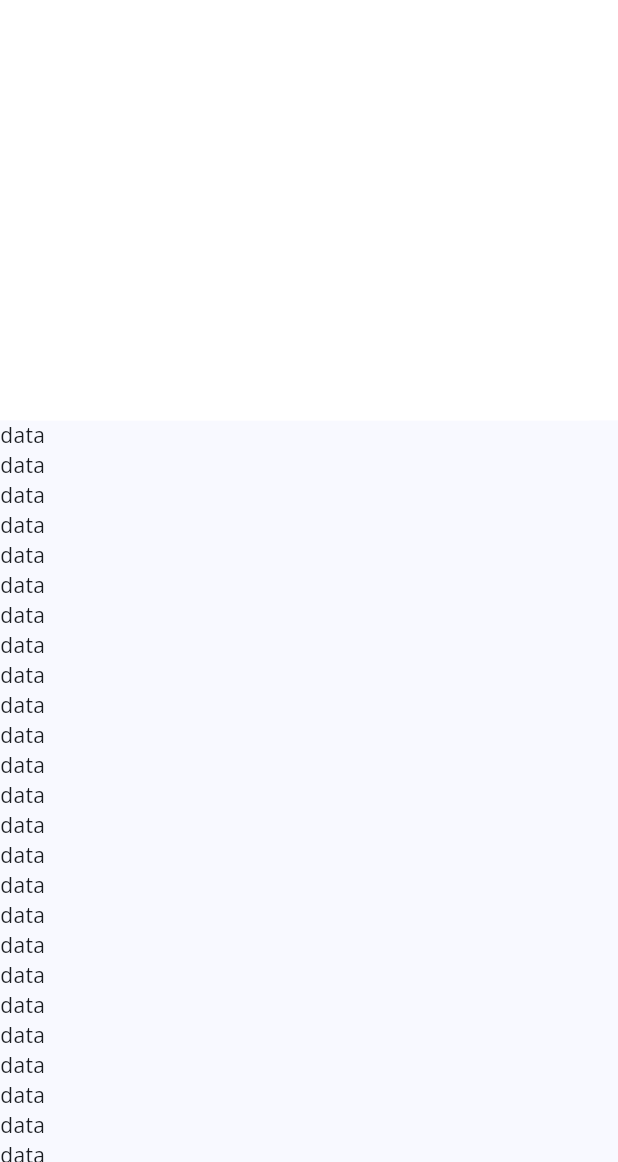
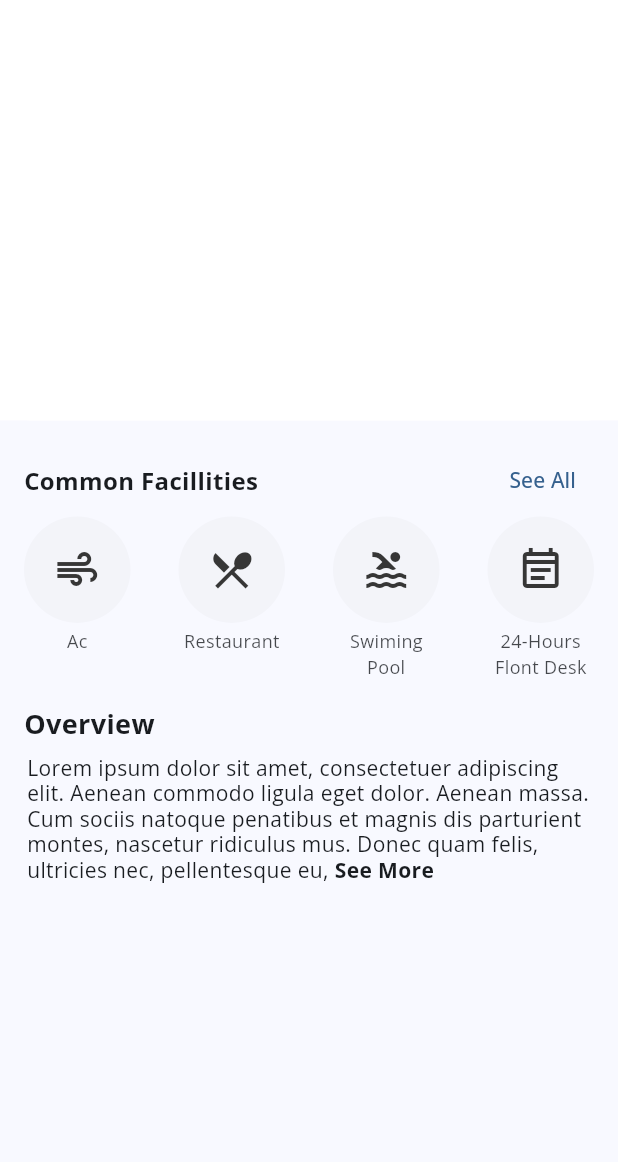
Before and after one commit to RithyDev/hotel-demo, a Flutter app: the HotelPageDetail screen opened by its route, on a phone screen of 412 x 824 dp, the part 74-1236 px from its top. Run offline on Flutter 3.47's test engine with Material 3 defaults, Android fonts, the phone set to English and light mode, and no system bars; drawn by our look-alikes of flutter_animate, flutter_html; our stand-ins replace flutter_otp_text_field, flutter_svg, get_it, hive; accounts and stored records are empty; network calls fail.

Commit message:
--update 17 / April / 2024

```diff
--- a/lib/feature/home/hotel/detail/hotel_page_detail.dart
+++ b/lib/feature/home/hotel/detail/hotel_page_detail.dart
@@ -1,6 +1,9 @@
+import 'package:flutter/cupertino.dart';
 import 'package:flutter/material.dart';
 import 'package:flutter/widgets.dart';
 import 'package:flutter_animate/flutter_animate.dart';
+import 'package:hotel_app/feature/home/hotel/detail/item_common_facilities.dart';
+import 'package:hotel_app/feature/home/hotel/detail/item_hotel_overview.dart';
 import 'package:hotel_app/feature/home/hotel/model/hotel_model.dart';
 
 class HotelPageDetail extends StatefulWidget {
@@ -16,6 +19,7 @@ class _HotelPageDetailState extends State<HotelPageDetail> {
   Color get actionColor => isAppbarCollapsed ? Colors.black : Colors.white;
   bool isAppbarCollapsed = false;
   int selectedSliderPage = 0;
+  double expandedHeight = 0;
 
   @override
   void initState() {
@@ -23,7 +27,7 @@ class _HotelPageDetailState extends State<HotelPageDetail> {
 
     _scrollController.addListener(() {
       var isCollaped = _scrollController.hasClients &&
-          _scrollController.offset > (200 - kToolbarHeight);
+          _scrollController.offset > (expandedHeight - kToolbarHeight);
       if (isCollaped != isAppbarCollapsed) {
         setState(() {
           isAppbarCollapsed = isCollaped;
@@ -53,24 +57,32 @@ class _HotelPageDetailState extends State<HotelPageDetail> {
   Widget _renderMainScrollView(BuildContext context) {
     return CustomScrollView(
       controller: _scrollController,
-      slivers: [
-        _renderAppbar(context),
-        SliverList(
-            delegate: SliverChildBuilderDelegate(
-          childCount: 100,
-          (context, index) => Text('data'),
-        ))
-      ],
+      slivers: [_renderAppbar(context),
+      _renderCommonFacillitiesInfo(),
+      SliverToBoxAdapter(
+        child: HotelOverview(),
+      )],
     );
   }
 
-  Widget _renderAppbar(BuildContext context) {
+  Widget _renderCommonFacillitiesInfo() {
+    return const SliverToBoxAdapter(
+      child: HotelCommonFacilities(),
+    );
+  }
+
+
+
+  Widget _renderAppbar(
+    BuildContext context,
+  ) {
     var size = MediaQuery.of(context).size;
     var r = const Radius.circular(20);
+    expandedHeight = size.width * 0.8;
     return SliverAppBar(
       pinned: true,
-      toolbarHeight: 70,
-      expandedHeight: size.width * 0.8,
+      toolbarHeight: 56,
+      expandedHeight: expandedHeight,
       automaticallyImplyLeading: false,
       backgroundColor: Colors.white,
       forceMaterialTransparency: false,
@@ -78,9 +90,8 @@ class _HotelPageDetailState extends State<HotelPageDetail> {
       flexibleSpace: Container(
         clipBehavior: Clip.antiAlias,
         decoration: BoxDecoration(
-          color: Colors.white,
-          borderRadius: BorderRadius.only(bottomLeft: r, bottomRight: r)
-        ),
+            color: Colors.white,
+            borderRadius: BorderRadius.only(bottomLeft: r, bottomRight: r)),
         child: FlexibleSpaceBar(
           collapseMode: CollapseMode.pin,
           background: Stack(
@@ -111,7 +122,7 @@ class _HotelPageDetailState extends State<HotelPageDetail> {
     return Text(
       'Detail Hotel',
       style: _appbarTextStyle.copyWith(
-          fontWeight: FontWeight.bold, fontSize: 20, color: actionColor),
+          fontWeight: FontWeight.bold, fontSize: 16, color: actionColor),
     );
   }
 
@@ -150,7 +161,7 @@ class _HotelPageDetailState extends State<HotelPageDetail> {
             _renderSlideIndicator(),
             Text(model?.name ?? '',
                 style: _appbarTextStyle.copyWith(
-                    fontSize: 20, fontWeight: FontWeight.bold)),
+                    fontSize: 18, fontWeight: FontWeight.bold)),
             const SizedBox(height: 4),
             Row(
               children: [
@@ -162,7 +173,7 @@ class _HotelPageDetailState extends State<HotelPageDetail> {
                     maxLines: 2,
                     overflow: TextOverflow.ellipsis,
                     style: _appbarTextStyle.copyWith(
-                        fontSize: 16, fontWeight: FontWeight.w600)),
+                        fontSize: 14, fontWeight: FontWeight.w600)),
               ],
             )
           ],
@@ -183,17 +194,18 @@ class _HotelPageDetailState extends State<HotelPageDetail> {
 
   Widget _pageIndicator(int index) {
     var isSelected = index == selectedSliderPage;
-    return AnimatedScale(
-        scale: isSelected ? 1 : 0.8,
+
+    return Padding(
+      padding: const EdgeInsets.symmetric(horizontal: 2),
+      child: AnimatedContainer(
+        width: isSelected ? 24 : 6,
+        height: 6,
+        decoration: BoxDecoration(
+            color: Colors.white.withOpacity(isSelected ? 1 : 0.4),
+            borderRadius: BorderRadius.circular(6)),
         duration: const Duration(milliseconds: 240),
-        child: Padding(
-          padding: const EdgeInsets.symmetric(horizontal: 2),
-          child: Icon(
-            Icons.circle,
-            size: 14,
-            color: Colors.white.withOpacity(isSelected ? 1 : 0.4),
-          ),
-        ));
+      ),
+    );
   }
 
   Widget _renderImageSliderBox() {
--- /dev/null
+++ b/lib/feature/home/hotel/detail/item_common_facilities.dart
@@ -0,0 +1,89 @@
+import 'package:flutter/material.dart';
+import 'package:hotel_app/widget/common_widget.dart';
+
+class HotelCommonFacilities extends StatelessWidget {
+  const HotelCommonFacilities({super.key});
+
+  @override
+  Widget build(BuildContext context) {
+    return Padding(
+      padding: const EdgeInsets.all(16),
+      child: Column(
+        crossAxisAlignment: CrossAxisAlignment.stretch,
+        children: [_renderActions(), _renderListInfo(context)],
+      ),
+    );
+  }
+
+  Widget _renderListInfo(BuildContext context) {
+    return Row(
+      mainAxisAlignment: MainAxisAlignment.spaceBetween,
+      children: [
+        _renderFacilitiesInfo(context, icon: Icons.air_outlined, title: 'Ac\n'),
+        _renderFacilitiesInfo(context,
+            icon: Icons.restaurant_menu_outlined, title: 'Restaurant\n'),
+        _renderFacilitiesInfo(context,
+            icon: Icons.pool_outlined, title: 'Swiming\nPool'),
+        _renderFacilitiesInfo(context,
+            icon: Icons.event_note_outlined, title: '24-Hours\nFlont Desk')
+      ],
+    );
+  }
+
+  Widget _renderActions() {
+    return Row(
+      mainAxisAlignment: MainAxisAlignment.spaceBetween,
+      children: [
+        _renderTitle(),
+        TextButton(onPressed: () {}, child: const Text('See All')),
+      ],
+    );
+  }
+
+  Text _renderTitle() {
+    return const Text(
+      'Common Facillities',
+      style: TextStyle(fontWeight: FontWeight.w700, fontSize: 16),
+    );
+  }
+
+  Widget _renderFacilitiesInfo(BuildContext context,
+      {required IconData icon, required String title}) {
+    var size = MediaQuery.of(context).size;
+    var p = 16;
+    double itemSize = (size.width / 4) - p * 2;
+
+    return Column(
+      crossAxisAlignment: CrossAxisAlignment.center,
+      children: [
+        _renderIconMainContainer(itemSize, icon),
+        space(height: 4),
+        _renderInfoTitle(title),
+      ],
+    );
+  }
+
+  Widget _renderInfoTitle(String title) {
+    return Opacity(
+      opacity: 0.8,
+      child: Text(
+        title,
+        overflow: TextOverflow.ellipsis,
+        maxLines: 2,
+        textAlign: TextAlign.center,
+        style: const TextStyle(fontSize: 12),
+      ),
+    );
+  }
+
+  Container _renderIconMainContainer(double itemSize, IconData icon) {
+    return Container(
+        width: itemSize,
+        height: itemSize,
+        decoration: BoxDecoration(
+            color: Colors.grey.withOpacity(0.06),
+            borderRadius: BorderRadius.circular(itemSize / 2)),
+        child:
+            Icon(icon, size: 32, color: const Color.fromARGB(255, 54, 54, 54)));
+  }
+}
--- /dev/null
+++ b/lib/feature/home/hotel/detail/item_hotel_overview.dart
@@ -0,0 +1,41 @@
+import 'package:flutter/material.dart';
+import 'package:flutter_html/flutter_html.dart';
+
+class HotelOverview extends StatelessWidget {
+  const HotelOverview({super.key});
+
+  String get dummyText =>
+      "Lorem ipsum dolor sit amet, consectetuer adipiscing elit. Aenean commodo ligula eget dolor. Aenean massa. Cum sociis natoque penatibus et magnis dis parturient montes, nascetur ridiculus mus. Donec quam felis, ultricies nec, pellentesque eu,";
+
+  @override
+  Widget build(BuildContext context) {
+    var color = Theme.of(context).primaryColor;
+    var htmlContent = '''
+        <div style="padding: 0px, margin: -10px">
+          <p>$dummyText <b><font color=${colorToHexString(color)}>See More</font></p>
+        <div>
+    ''';
+    return Column(
+      crossAxisAlignment: CrossAxisAlignment.stretch,
+      children: [
+        const Padding(
+          padding: EdgeInsets.symmetric(horizontal: 16),
+          child: Text(
+            'Overview',
+            style: TextStyle(fontSize: 18, fontWeight: FontWeight.w700),
+          ),
+        ),
+        Padding(
+          padding: const EdgeInsets.symmetric(horizontal: 10),
+          child: Html(
+            data: htmlContent,
+          ),
+        )
+      ],
+    );
+  }
+
+  String colorToHexString(Color color) {
+    return '#${color.value.toRadixString(16).padLeft(8, '0').substring(2).toUpperCase()}';
+  }
+}
--- a/lib/splash_screen.dart
+++ b/lib/splash_screen.dart
@@ -1,9 +1,6 @@
 import 'package:flutter/material.dart';
 import 'package:flutter_animate/flutter_animate.dart';
-import 'package:hotel_app/feature/auth/signup/otp/sign_up_confitm_otp.dart';
-import 'package:hotel_app/feature/home/home_page.dart';
 import 'package:hotel_app/feature/home/main_page.dart';
-import 'package:hotel_app/feature/onboard/onboard_page.dart';
 
 class SplashScreenPage extends StatefulWidget {
   const SplashScreenPage({super.key});
@@ -20,8 +17,7 @@ class _SplashScreenPageState extends State<SplashScreenPage> {
   }
 
   void runDelay() {
-    Future.delayed(const Duration(seconds: 2))
-        .then((value) => navigateNext());
+    Future.delayed(const Duration(seconds: 2)).then((value) => navigateNext());
   }
 
   void navigateNext() {
--- /dev/null
+++ b/lib/widget/common_widget.dart
@@ -0,0 +1,8 @@
+import 'package:flutter/material.dart';
+
+Widget space({double? width, double? height}) {
+  return SizedBox(
+    width: width,
+    height: height,
+  );
+}
--- a/pubspec.yaml
+++ b/pubspec.yaml
@@ -50,6 +50,7 @@ dependencies:
   json_annotation: ^4.8.1
   dev: ^1.0.0
   json_serializable: ^6.7.1
+  flutter_html: ^3.0.0-beta.2
 
 dev_dependencies:
   flutter_test:
```
Also changed, not shown: 4 other files.
